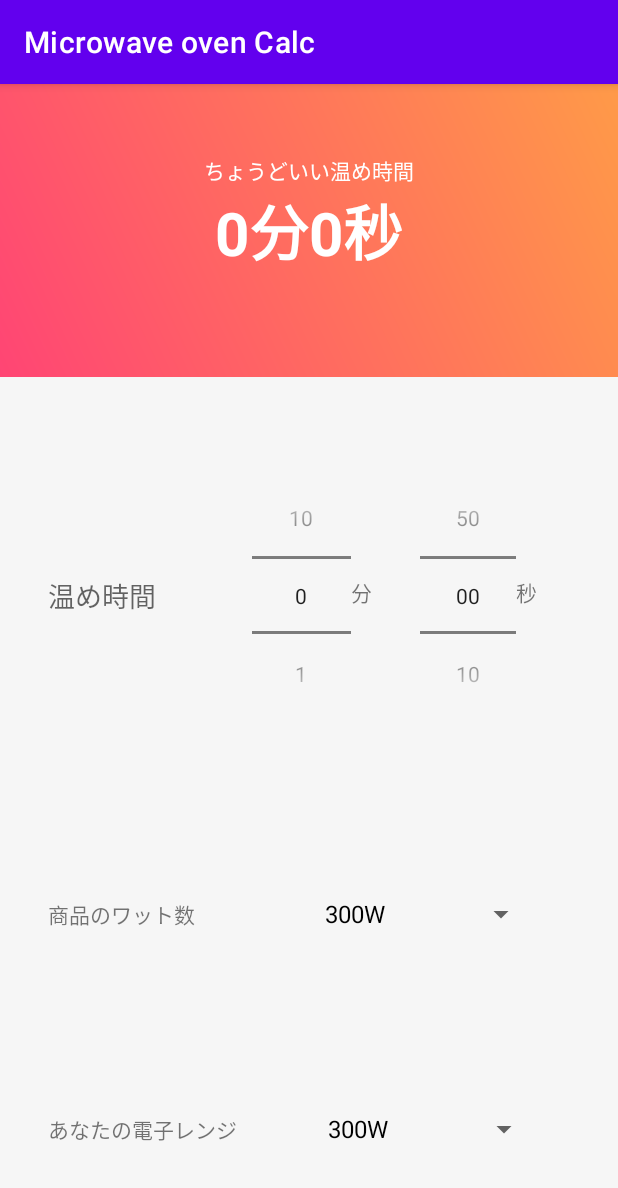
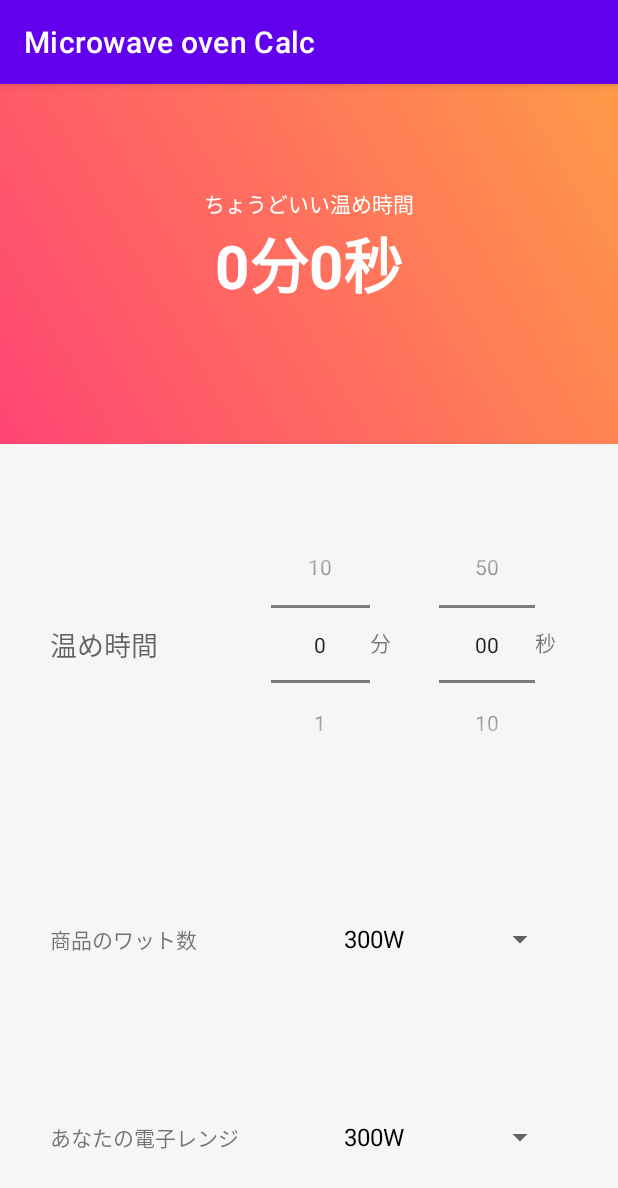
Before and after one commit to taratara10/OrvenTimer, an Android app: the screen it shows after launch (MainActivity), on a phone screen of 412 x 824 dp. Shown: the top 1188 px of the screen. Run offline under Robolectric (Android 15) with nearby library versions, the phone set to English and light mode, and no system bars.

Commit message:
modify layout tablet mode

```diff
--- a/app/src/main/res/layout/activity_main.xml
+++ b/app/src/main/res/layout/activity_main.xml
@@ -6,11 +6,12 @@
     android:layout_height="match_parent"
     android:orientation="vertical">
 
-<!--  ResultLayer  -->
+    <!--  ResultLayer  -->
     <androidx.constraintlayout.widget.ConstraintLayout
         android:id="@+id/resultLayer"
         android:layout_width="match_parent"
-        android:layout_height="195dp"
+        android:layout_height="240dp"
+
         android:background="@drawable/gradation">
 
         <TextView
@@ -60,12 +61,10 @@
             android:id="@+id/packageMin"
             android:layout_width="66dp"
             android:layout_height="155dp"
-            android:layout_marginStart="32dp"
             android:layout_marginEnd="16dp"
             app:layout_constraintBottom_toBottomOf="@+id/packageSec"
             app:layout_constraintEnd_toStartOf="@+id/warmMin"
             app:layout_constraintHorizontal_chainStyle="spread"
-            app:layout_constraintStart_toEndOf="@+id/warmTitle"
             app:layout_constraintTop_toTopOf="@+id/packageSec"
             app:layout_constraintVertical_bias="0.509" />
 
@@ -76,6 +75,7 @@
             android:layout_marginStart="32dp"
             app:layout_constraintBottom_toTopOf="@+id/guideline2"
             app:layout_constraintEnd_toStartOf="@+id/warmSec"
+            app:layout_constraintHorizontal_bias="0.0"
             app:layout_constraintHorizontal_chainStyle="spread"
             app:layout_constraintStart_toEndOf="@+id/warmMin"
             app:layout_constraintTop_toTopOf="parent"
@@ -96,7 +96,7 @@
             android:layout_height="wrap_content"
             android:text="秒"
             app:layout_constraintBottom_toTopOf="@+id/guideline2"
-            app:layout_constraintStart_toEndOf="@+id/packageSec"
+            app:layout_constraintEnd_toStartOf="@+id/guideline4"
             app:layout_constraintTop_toTopOf="parent" />
 
         <androidx.constraintlayout.widget.Guideline
@@ -110,15 +110,14 @@
             android:id="@+id/warmTitle"
             android:layout_width="wrap_content"
             android:layout_height="wrap_content"
-            android:layout_marginStart="32dp"
             android:layout_marginEnd="32dp"
             android:text="温め時間"
             android:textAppearance="@style/TextAppearance.AppCompat.Medium"
             app:layout_constraintBottom_toBottomOf="@+id/packageMin"
             app:layout_constraintEnd_toStartOf="@+id/packageMin"
-            app:layout_constraintHorizontal_bias="0.52"
+            app:layout_constraintHorizontal_bias="0.0"
             app:layout_constraintHorizontal_chainStyle="spread"
-            app:layout_constraintStart_toStartOf="parent"
+            app:layout_constraintStart_toStartOf="@+id/guideline"
             app:layout_constraintTop_toTopOf="@+id/packageMin"
             app:layout_constraintVertical_bias="0.498" />
 
@@ -139,8 +138,8 @@
             android:layout_width="149dp"
             android:layout_height="wrap_content"
             app:layout_constraintBottom_toTopOf="@+id/guideline3"
-            app:layout_constraintEnd_toEndOf="parent"
-            app:layout_constraintHorizontal_bias="0.595"
+            app:layout_constraintEnd_toStartOf="@+id/guideline4"
+            app:layout_constraintHorizontal_bias="1.0"
             app:layout_constraintStart_toEndOf="@+id/packageWattsTitle"
             app:layout_constraintTop_toTopOf="@+id/guideline2"
             tools:listitem="500W" />
@@ -159,7 +158,8 @@
             android:layout_width="149dp"
             android:layout_height="wrap_content"
             app:layout_constraintBottom_toBottomOf="parent"
-            app:layout_constraintEnd_toEndOf="parent"
+            app:layout_constraintEnd_toStartOf="@+id/guideline4"
+            app:layout_constraintHorizontal_bias="1.0"
             app:layout_constraintStart_toEndOf="@+id/selfWattsTitle"
             app:layout_constraintTop_toTopOf="@+id/guideline3"
             tools:listitem="500W" />
@@ -169,7 +169,7 @@
             android:layout_width="wrap_content"
             android:layout_height="wrap_content"
             android:orientation="vertical"
-            app:layout_constraintGuide_begin="32dp" />
+            app:layout_constraintGuide_percent="0.08029197" />
 
         <androidx.constraintlayout.widget.Guideline
             android:id="@+id/guideline3"
@@ -178,6 +178,13 @@
             android:orientation="horizontal"
             app:layout_constraintGuide_percent="0.75" />
 
+        <androidx.constraintlayout.widget.Guideline
+            android:id="@+id/guideline4"
+            android:layout_width="wrap_content"
+            android:layout_height="wrap_content"
+            android:orientation="vertical"
+            app:layout_constraintGuide_percent="0.9" />
+
 
     </androidx.constraintlayout.widget.ConstraintLayout>
 
```
